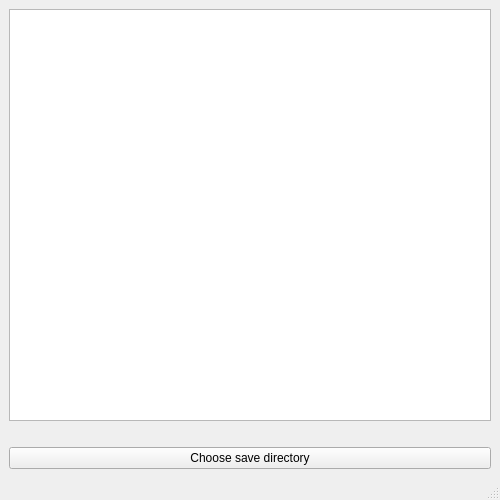
sdedge/productionPractice, file practiceServer/mainwindow.ui: the form before one commit.
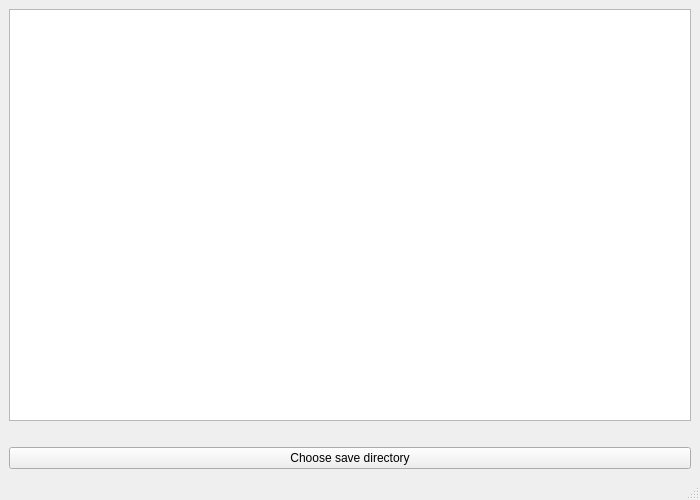
The form after the commit.

What changed in the file:
```diff
--- a/practiceServer/mainwindow.ui
+++ b/practiceServer/mainwindow.ui
@@ -6,13 +6,13 @@
    <rect>
     <x>0</x>
     <y>0</y>
-    <width>500</width>
+    <width>700</width>
     <height>500</height>
    </rect>
   </property>
   <property name="maximumSize">
    <size>
-    <width>500</width>
+    <width>700</width>
     <height>500</height>
    </size>
   </property>
```
Left out of the diff: 2 changed lines with no effect on the pictures.
